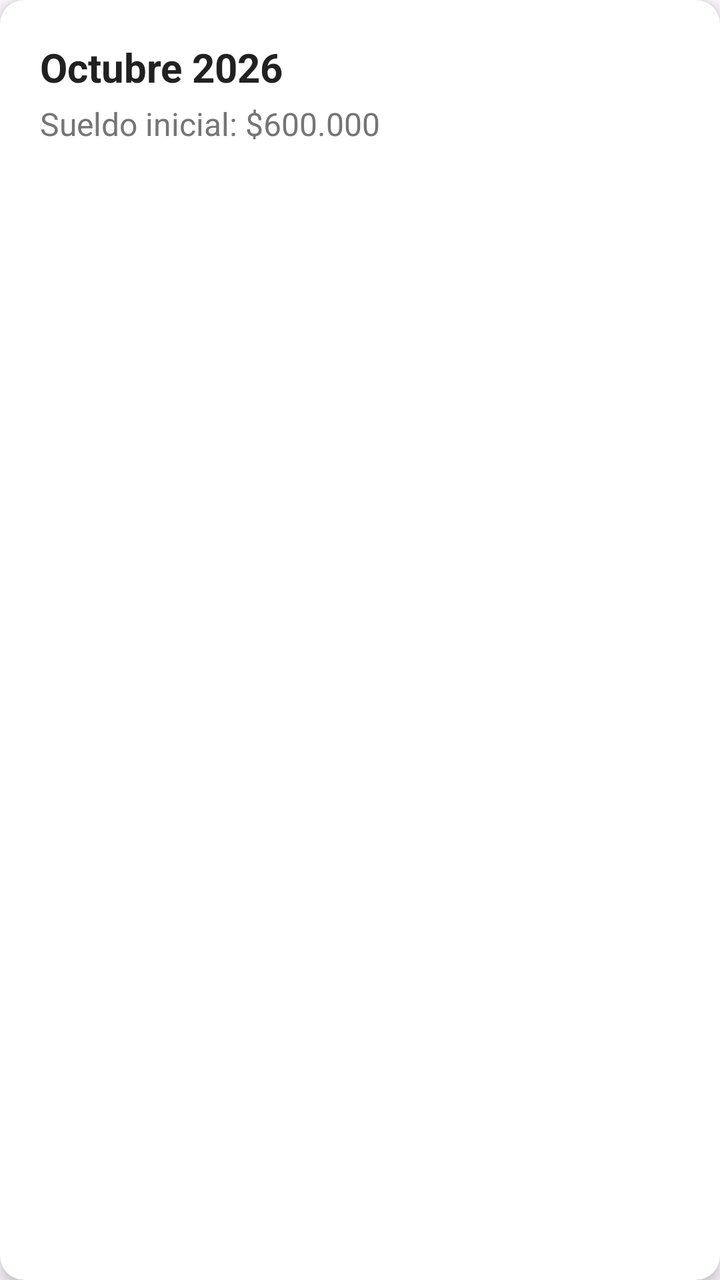
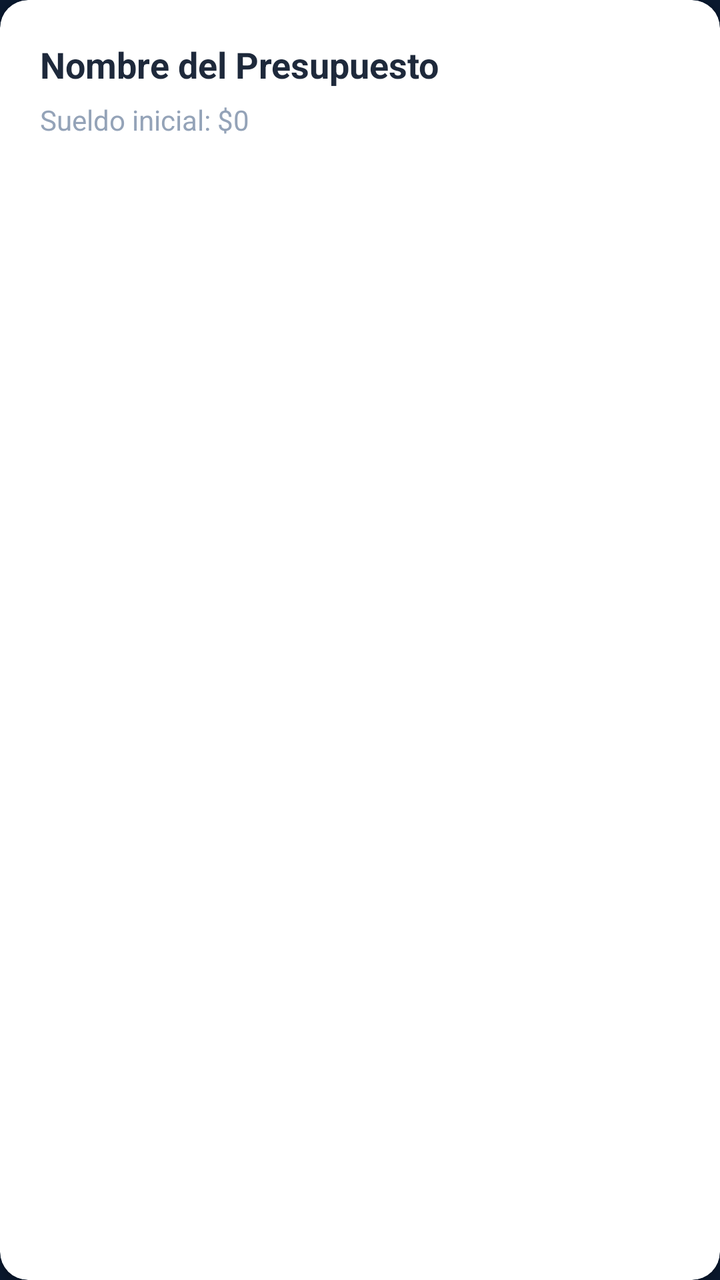

Two renders of the same Android screen: before a commit and after it. Below are the layout's source before the change and the commit's diff.
<!-- AndroidManifest.xml: application theme Theme.GFD -->
<!-- res/layout/item_presupuesto.xml -->
<?xml version="1.0" encoding="utf-8"?>
<androidx.cardview.widget.CardView xmlns:android="http://schemas.android.com/apk/res/android"
    xmlns:app="http://schemas.android.com/apk/res-auto"
    android:layout_width="match_parent"
    android:layout_height="wrap_content"
    android:layout_marginHorizontal="16dp"
    android:layout_marginVertical="8dp"
    app:cardCornerRadius="12dp"
    app:cardElevation="4dp">

    <LinearLayout
        android:layout_width="match_parent"
        android:layout_height="wrap_content"
        android:orientation="vertical"
        android:padding="20dp"
        android:background="?android:attr/selectableItemBackground"> 

        <TextView
            android:id="@+id/tvNombrePresupuesto"
            android:layout_width="wrap_content"
            android:layout_height="wrap_content"
            android:text="Octubre 2026"
            android:textSize="20sp"
            android:textStyle="bold"
            android:textColor="#212121" />

        <TextView
            android:id="@+id/tvSueldoBasePresupuesto"
            android:layout_width="wrap_content"
            android:layout_height="wrap_content"
            android:text="Sueldo inicial: $600.000"
            android:textSize="16sp"
            android:textColor="#757575"
            android:layout_marginTop="4dp"/>
    </LinearLayout>
</androidx.cardview.widget.CardView>
<!-- resources referenced by this layout -->
<resources>
  <style name="Theme.GFD" parent="Base.Theme.GFD" />
  <style name="Base.Theme.GFD" parent="Theme.Material3.DayNight.NoActionBar">
          
          
      </style>
</resources>

<!-- the commit's change to res/layout/item_presupuesto.xml (unified diff, before → after) -->
@@ -1,36 +1,38 @@
 <?xml version="1.0" encoding="utf-8"?>
-<androidx.cardview.widget.CardView xmlns:android="http://schemas.android.com/apk/res/android"
-    xmlns:app="http://schemas.android.com/apk/res-auto"
-    android:layout_width="match_parent"
-    android:layout_height="wrap_content"
-    android:layout_marginHorizontal="16dp"
-    android:layout_marginVertical="8dp"
-    app:cardCornerRadius="12dp"
-    app:cardElevation="4dp">
-
-    <LinearLayout
+    <androidx.cardview.widget.CardView xmlns:android="http://schemas.android.com/apk/res/android"
+        xmlns:app="http://schemas.android.com/apk/res-auto"
         android:layout_width="match_parent"
         android:layout_height="wrap_content"
-        android:orientation="vertical"
-        android:padding="20dp"
-        android:background="?android:attr/selectableItemBackground"> 
+        android:layout_marginHorizontal="16dp"
+        android:layout_marginVertical="8dp"
+        app:cardBackgroundColor="@color/blanco_puro"
+        app:cardCornerRadius="14dp"
+        app:cardElevation="4dp">
 
-        <TextView
-            android:id="@+id/tvNombrePresupuesto"
-            android:layout_width="wrap_content"
+        <LinearLayout
+            android:layout_width="match_parent"
             android:layout_height="wrap_content"
-            android:text="Octubre 2026"
-            android:textSize="20sp"
-            android:textStyle="bold"
-            android:textColor="#212121" />
+            android:orientation="vertical"
+            android:padding="20dp">
 
-        <TextView
-            android:id="@+id/tvSueldoBasePresupuesto"
-            android:layout_width="wrap_content"
-            android:layout_height="wrap_content"
-            android:text="Sueldo inicial: $600.000"
-            android:textSize="16sp"
-            android:textColor="#757575"
-            android:layout_marginTop="4dp"/>
-    </LinearLayout>
-</androidx.cardview.widget.CardView>
+            <TextView
+                android:id="@+id/tvNombrePresupuesto"
+                android:layout_width="wrap_content"
+                android:layout_height="wrap_content"
+                android:text="Nombre del Presupuesto"
+                android:textColor="@color/negro_carbon"
+                android:textSize="18sp"
+                android:textStyle="bold" />
+
+            
+            <TextView
+                android:id="@+id/tvSueldoBasePresupuesto"
+                android:layout_width="wrap_content"
+                android:layout_height="wrap_content"
+                android:layout_marginTop="6dp"
+                android:text="Sueldo inicial: $0"
+                android:textColor="@color/gris_pizarra"
+                android:textSize="14sp" />
+
+        </LinearLayout>
+    </androidx.cardview.widget.CardView>
<!-- resource entries referenced after the edit -->
@@ -1,9 +1,28 @@
 <!-- resources referenced by this layout -->
 <resources>
-  <style name="Theme.GFD" parent="Base.Theme.GFD" />
-  <style name="Base.Theme.GFD" parent="Theme.Material3.DayNight.NoActionBar">
+  <color name="blanco_puro">#FFFFFF</color>
+  <color name="gris_pizarra">#94A3B8</color>
+  <color name="negro_carbon">#1E293B</color>
+  <style name="Theme.GFD" parent="Theme.MaterialComponents.DayNight.NoActionBar">
+  
+          <item name="android:windowAnimationStyle">@android:style/Animation.Activity</item>
+  
           
+          <item name="colorPrimary">@color/azul_tecnologico</item>
+          <item name="colorPrimaryVariant">@color/azul_noche</item>
+          <item name="colorOnPrimary">@color/blanco_puro</item>
+  
           
+          <item name="android:windowBackground">@color/azul_noche</item>
+  
+          
+          <item name="android:textColor">@color/blanco_puro</item>
+  
+          
+          <item name="android:statusBarColor">@color/azul_noche</item>
+          <item name="android:windowLightStatusBar">false</item>
       </style>
+  <color name="azul_tecnologico">#2563EB</color>
+  <color name="azul_noche">#0A192F</color>
 </resources>
 
